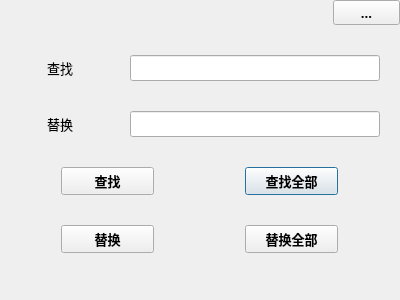
Before: the Qt Designer form GCode/FRWindow.ui in sinzens/GCode, drawn with Qt 5.
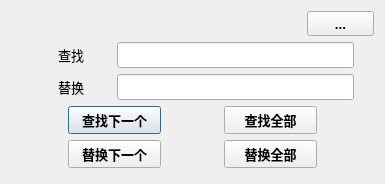
After: the same form once the commit is applied. Icons and pictures are not drawn.

Commit message: find replace

What changed in the file:
```diff
--- a/GCode/FRWindow.ui
+++ b/GCode/FRWindow.ui
@@ -6,8 +6,8 @@
    <rect>
     <x>0</x>
     <y>0</y>
-    <width>400</width>
-    <height>300</height>
+    <width>385</width>
+    <height>184</height>
    </rect>
   </property>
   <property name="font">
@@ -22,21 +22,6 @@
    <string>查找/替换</string>
   </property>
   <layout class="QVBoxLayout" name="verticalLayout">
-   <property name="spacing">
-    <number>30</number>
-   </property>
-   <property name="leftMargin">
-    <number>0</number>
-   </property>
-   <property name="topMargin">
-    <number>0</number>
-   </property>
-   <property name="rightMargin">
-    <number>0</number>
-   </property>
-   <property name="bottomMargin">
-    <number>10</number>
-   </property>
    <item>
     <widget class="QWidget" name="dialogTitleBar" native="true">
      <layout class="QHBoxLayout" name="horizontalLayout_3">
@@ -188,102 +173,10 @@
    </item>
    <item>
     <layout class="QGridLayout" name="gridLayout">
-     <item row="0" column="1">
-      <widget class="QPushButton" name="findAllButton">
-       <property name="sizePolicy">
-        <sizepolicy hsizetype="Fixed" vsizetype="Fixed">
-         <horstretch>0</horstretch>
-         <verstretch>0</verstretch>
-        </sizepolicy>
-       </property>
-       <property name="minimumSize">
-        <size>
-         <width>93</width>
-         <height>0</height>
-        </size>
-       </property>
-       <property name="maximumSize">
-        <size>
-         <width>16777215</width>
-         <height>16777215</height>
-        </size>
-       </property>
-       <property name="font">
-        <font>
-         <family>微软雅黑</family>
-         <pointsize>10</pointsize>
-         <weight>75</weight>
-         <bold>true</bold>
-        </font>
-       </property>
-       <property name="text">
-        <string>查找全部</string>
-       </property>
-      </widget>
-     </item>
      <item row="0" column="0">
-      <widget class="QPushButton" name="findButton">
-       <property name="sizePolicy">
-        <sizepolicy hsizetype="Fixed" vsizetype="Fixed">
-         <horstretch>0</horstretch>
-         <verstretch>0</verstretch>
-        </sizepolicy>
-       </property>
-       <property name="minimumSize">
-        <size>
-         <width>93</width>
-         <height>0</height>
-        </size>
-       </property>
-       <property name="maximumSize">
-        <size>
-         <width>16777215</width>
-         <height>16777215</height>
-        </size>
-       </property>
-       <property name="font">
-        <font>
-         <family>微软雅黑</family>
-         <pointsize>10</pointsize>
-         <weight>75</weight>
-         <bold>true</bold>
-        </font>
-       </property>
+      <widget class="QPushButton" name="findnextButton">
        <property name="text">
-        <string>查找</string>
-       </property>
-      </widget>
-     </item>
-     <item row="1" column="0">
-      <widget class="QPushButton" name="replaceButton">
-       <property name="sizePolicy">
-        <sizepolicy hsizetype="Fixed" vsizetype="Fixed">
-         <horstretch>0</horstretch>
-         <verstretch>0</verstretch>
-        </sizepolicy>
-       </property>
-       <property name="minimumSize">
-        <size>
-         <width>93</width>
-         <height>0</height>
-        </size>
-       </property>
-       <property name="maximumSize">
-        <size>
-         <width>16777215</width>
-         <height>16777215</height>
-        </size>
-       </property>
-       <property name="font">
-        <font>
-         <family>微软雅黑</family>
-         <pointsize>10</pointsize>
-         <weight>75</weight>
-         <bold>true</bold>
-        </font>
-       </property>
-       <property name="text">
-        <string>替换</string>
+        <string>查找下一个</string>
        </property>
       </widget>
      </item>
@@ -320,6 +213,72 @@
        </property>
       </widget>
      </item>
+     <item row="0" column="1">
+      <widget class="QPushButton" name="findallButton">
+       <property name="sizePolicy">
+        <sizepolicy hsizetype="Fixed" vsizetype="Fixed">
+         <horstretch>0</horstretch>
+         <verstretch>0</verstretch>
+        </sizepolicy>
+       </property>
+       <property name="minimumSize">
+        <size>
+         <width>93</width>
+         <height>0</height>
+        </size>
+       </property>
+       <property name="maximumSize">
+        <size>
+         <width>16777215</width>
+         <height>16777215</height>
+        </size>
+       </property>
+       <property name="font">
+        <font>
+         <family>微软雅黑</family>
+         <pointsize>10</pointsize>
+         <weight>75</weight>
+         <bold>true</bold>
+        </font>
+       </property>
+       <property name="text">
+        <string>查找全部</string>
+       </property>
+      </widget>
+     </item>
+     <item row="1" column="0">
+      <widget class="QPushButton" name="replacenextButton">
+       <property name="sizePolicy">
+        <sizepolicy hsizetype="Fixed" vsizetype="Fixed">
+         <horstretch>0</horstretch>
+         <verstretch>0</verstretch>
+        </sizepolicy>
+       </property>
+       <property name="minimumSize">
+        <size>
+         <width>93</width>
+         <height>0</height>
+        </size>
+       </property>
+       <property name="maximumSize">
+        <size>
+         <width>16777215</width>
+         <height>16777215</height>
+        </size>
+       </property>
+       <property name="font">
+        <font>
+         <family>微软雅黑</family>
+         <pointsize>10</pointsize>
+         <weight>75</weight>
+         <bold>true</bold>
+        </font>
+       </property>
+       <property name="text">
+        <string>替换下一个</string>
+       </property>
+      </widget>
+     </item>
     </layout>
    </item>
    <item>
@@ -329,8 +288,8 @@
      </property>
      <property name="sizeHint" stdset="0">
       <size>
-       <width>20</width>
-       <height>40</height>
+       <width>17</width>
+       <height>0</height>
       </size>
      </property>
     </spacer>
```
Left out of the diff: 2 changed lines with no effect on the pictures. The commit also changes 6 other files.
